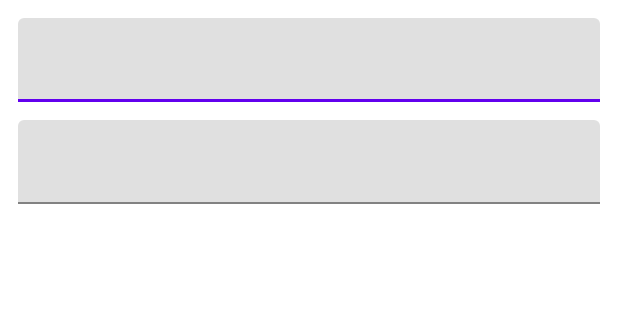
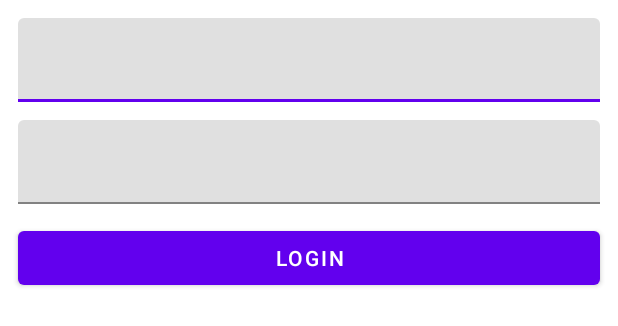
Before and after one commit to andres-mx/PokemonApp, an Android app: the layout fragment_login.xml on its own in the app's theme, with its tools: preview values and no code run, on a phone screen of 412 x 824 dp. Shown: the top 326 px of the screen. Run offline under Robolectric (Android 15) with nearby library versions, the phone set to English and light mode, and no system bars.

```diff
--- a/profile_module/src/main/res/layout/fragment_login.xml
+++ b/profile_module/src/main/res/layout/fragment_login.xml
@@ -41,4 +41,14 @@
             tools:ignore="TouchTargetSizeCheck" />
     </com.google.android.material.textfield.TextInputLayout>
 
+    <com.google.android.material.button.MaterialButton
+        android:id="@+id/login"
+        android:layout_width="0dp"
+        android:layout_height="wrap_content"
+        android:layout_margin="12dp"
+        android:text="Login"
+        app:layout_constraintEnd_toEndOf="parent"
+        app:layout_constraintStart_toStartOf="parent"
+        app:layout_constraintTop_toBottomOf="@id/password" />
+
 </androidx.constraintlayout.widget.ConstraintLayout>
```
Also changed, not shown: profile_module/src/main/java/com/software/profile_module/view_models/LoginViewModel.kt (+13 -4 lines), profile_module/src/main/java/com/software/profile_module/views/LoginFragment.kt (+8 -0 lines).
